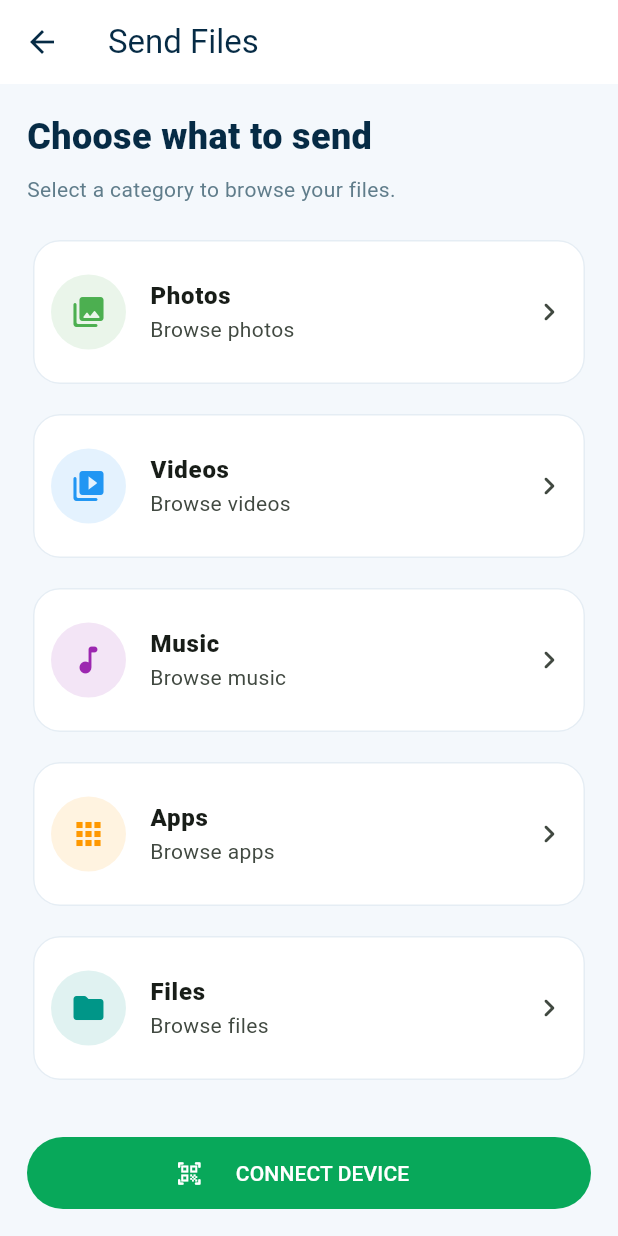
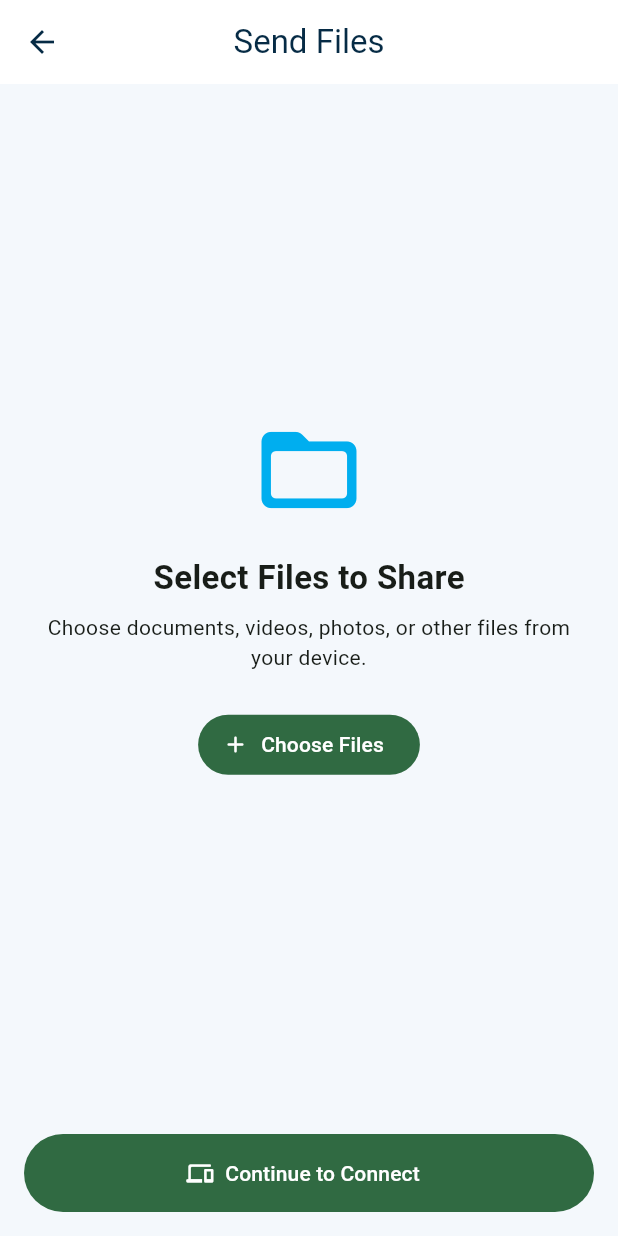
Before and after one commit to powerfannetwork-hub/MAFX-SHARE, a Flutter app: the SendScreen screen opened directly, on a phone screen of 412 x 824 dp. Run offline on Flutter 3.47's test engine with Material 3 defaults, Android fonts, the phone set to English and light mode, and no system bars; our stand-ins replace file_picker, qr_flutter; missing offline and left inert: mobile_scanner.

Commit message:
Refactor SendScreen to support file picking
Refactor SendScreen to use StatefulWidget for file picking functionality. Implement file selection, display, and removal features.

```diff
--- a/lib/screens/send_screen.dart
+++ b/lib/screens/send_screen.dart
@@ -1,126 +1,210 @@
+import 'package:file_picker/file_picker.dart';
 import 'package:flutter/material.dart';
-import '../theme/app_theme.dart';
 import 'connect_screen.dart';
 
-class SendScreen extends StatelessWidget {
-  final String? category;
+class SendScreen extends StatefulWidget {
+  const SendScreen({super.key});
 
-  const SendScreen({
-    super.key,
-    this.category,
-  });
+  @override
+  State<SendScreen> createState() => _SendScreenState();
+}
+
+class _SendScreenState extends State<SendScreen> {
+  List<PlatformFile> _files = [];
+  bool _isPicking = false;
+
+  Future<void> _pickFiles() async {
+    if (_isPicking) return;
+
+    setState(() => _isPicking = true);
+
+    try {
+      final result = await FilePicker.platform.pickFiles(
+        allowMultiple: true,
+        withData: false,
+      );
+
+      if (!mounted) return;
+
+      if (result != null && result.files.isNotEmpty) {
+        setState(() {
+          for (final file in result.files) {
+            final alreadyAdded = _files.any(
+              (item) =>
+                  item.name == file.name &&
+                  item.path == file.path,
+            );
+
+            if (!alreadyAdded) {
+              _files.add(file);
+            }
+          }
+        });
+      }
+    } catch (e) {
+      if (!mounted) return;
+
+      ScaffoldMessenger.of(context).showSnackBar(
+        SnackBar(
+          content: Text('An kasa zaɓar fayil: $e'),
+        ),
+      );
+    } finally {
+      if (mounted) {
+        setState(() => _isPicking = false);
+      }
+    }
+  }
+
+  void _removeFile(int index) {
+    setState(() => _files.removeAt(index));
+  }
+
+  String _formatSize(int bytes) {
+    if (bytes < 1024) return '$bytes B';
+
+    if (bytes < 1024 * 1024) {
+      return '${(bytes / 1024).toStringAsFixed(1)} KB';
+    }
+
+    if (bytes < 1024 * 1024 * 1024) {
+      return '${(bytes / (1024 * 1024)).toStringAsFixed(1)} MB';
+    }
+
+    return '${(bytes / (1024 * 1024 * 1024)).toStringAsFixed(2)} GB';
+  }
+
+  int get _totalSize =>
+      _files.fold<int>(0, (total, file) => total + file.size);
+
+  Future<void> _continueToConnect() async {
+    if (_files.isEmpty) {
+      ScaffoldMessenger.of(context).showSnackBar(
+        const SnackBar(
+          content: Text('Da farko, zaɓi fayilolin da za ka aika.'),
+        ),
+      );
+      return;
+    }
+
+    await Navigator.push(
+      context,
+      MaterialPageRoute(
+        builder: (_) => const ConnectScreen(),
+      ),
+    );
+  }
 
   @override
   Widget build(BuildContext context) {
-    final items = [
-      ('Photos', Icons.photo_library_rounded, Colors.green),
-      ('Videos', Icons.video_library_rounded, Colors.blue),
-      ('Music', Icons.music_note_rounded, Colors.purple),
-      ('Apps', Icons.apps_rounded, Colors.orange),
-      ('Files', Icons.folder_rounded, Colors.teal),
-    ];
-
     return Scaffold(
       appBar: AppBar(
         title: const Text('Send Files'),
+        centerTitle: true,
       ),
-      body: Padding(
-        padding: const EdgeInsets.all(18),
-        child: Column(
-          crossAxisAlignment: CrossAxisAlignment.start,
-          children: [
-            const Text(
-              'Choose what to send',
-              style: TextStyle(
-                fontSize: 24,
-                fontWeight: FontWeight.w900,
-                color: AppTheme.navy,
-              ),
-            ),
-            const SizedBox(height: 8),
-            const Text(
-              'Select a category to browse your files.',
-              style: TextStyle(color: Colors.blueGrey),
-            ),
-            const SizedBox(height: 20),
-            Expanded(
-              child: ListView.separated(
-                itemCount: items.length,
-                separatorBuilder: (_, __) =>
-                    const SizedBox(height: 12),
-                itemBuilder: (context, index) {
-                  final item = items[index];
-
-                  return Card(
-                    elevation: 0,
-                    color: Colors.white,
-                    shape: RoundedRectangleBorder(
-                      borderRadius: BorderRadius.circular(18),
-                      side: const BorderSide(
-                        color: Color(0xFFE5EDF4),
+      body: Column(
+        children: [
+          Expanded(
+            child: _files.isEmpty
+                ? Center(
+                    child: Padding(
+                      padding: const EdgeInsets.all(24),
+                      child: Column(
+                        mainAxisSize: MainAxisSize.min,
+                        children: [
+                          const Icon(
+                            Icons.folder_open_rounded,
+                            size: 76,
+                            color: Color(0xFF00AEEF),
+                          ),
+                          const SizedBox(height: 18),
+                          const Text(
+                            'Select Files to Share',
+                            style: TextStyle(
+                              fontSize: 22,
+                              fontWeight: FontWeight.bold,
+                            ),
+                          ),
+                          const SizedBox(height: 8),
+                          const Text(
+                            'Choose documents, videos, photos, '
+                            'or other files from your device.',
+                            textAlign: TextAlign.center,
+                          ),
+                          const SizedBox(height: 24),
+                          FilledButton.icon(
+                            onPressed: _isPicking ? null : _pickFiles,
+                            icon: const Icon(Icons.add_rounded),
+                            label: Text(
+                              _isPicking ? 'Opening...' : 'Choose Files',
+                            ),
+                          ),
+                        ],
                       ),
                     ),
-                    child: ListTile(
-                      contentPadding: const EdgeInsets.all(12),
-                      leading: CircleAvatar(
-                        radius: 25,
-                        backgroundColor:
-                            item.$3.withValues(alpha: 0.12),
-                        child: Icon(
-                          item.$2,
-                          color: item.$3,
+                  )
+                : ListView(
+                    padding: const EdgeInsets.all(16),
+                    children: [
+                      Text(
+                        '${_files.length} file(s) selected',
+                        style: const TextStyle(
+                          fontSize: 20,
+                          fontWeight: FontWeight.bold,
                         ),
                       ),
-                      title: Text(
-                        item.$1,
-                        style: const TextStyle(
-                          fontWeight: FontWeight.w800,
-                        ),
-                      ),
-                      subtitle: Text(
-                        'Browse ${item.$1.toLowerCase()}',
-                      ),
-                      trailing: const Icon(
-                        Icons.chevron_right_rounded,
-                      ),
-                      onTap: () {
-                        ScaffoldMessenger.of(context).showSnackBar(
-                          SnackBar(
-                            content: Text(
-                              '${item.$1} file selection will be added next.',
+                      const SizedBox(height: 6),
+                      Text('Total size: ${_formatSize(_totalSize)}'),
+                      const SizedBox(height: 16),
+                      ...List.generate(_files.length, (index) {
+                        final file = _files[index];
+
+                        return Card(
+                          child: ListTile(
+                            leading: const CircleAvatar(
+                              child: Icon(Icons.insert_drive_file_rounded),
+                            ),
+                            title: Text(
+                              file.name,
+                              maxLines: 2,
+                              overflow: TextOverflow.ellipsis,
+                            ),
+                            subtitle: Text(_formatSize(file.size)),
+                            trailing: IconButton(
+                              tooltip: 'Remove file',
+                              icon: const Icon(
+                                Icons.close_rounded,
+                                color: Colors.red,
+                              ),
+                              onPressed: () => _removeFile(index),
                             ),
                           ),
                         );
-                      },
-                    ),
-                  );
-                },
-              ),
-            ),
-            SizedBox(
-              width: double.infinity,
-              child: FilledButton.icon(
-                onPressed: () {
-                  Navigator.push(
-                    context,
-                    MaterialPageRoute(
-                      builder: (_) => const ConnectScreen(),
-                    ),
-                  );
-                },
-                icon: const Icon(Icons.qr_code_scanner_rounded),
-                label: const Padding(
-                  padding: EdgeInsets.all(14),
-                  child: Text('CONNECT DEVICE'),
-                ),
-                style: FilledButton.styleFrom(
-                  backgroundColor: AppTheme.green,
-                  foregroundColor: Colors.white,
+                      }),
+                      const SizedBox(height: 12),
+                      OutlinedButton.icon(
+                        onPressed: _isPicking ? null : _pickFiles,
+                        icon: const Icon(Icons.add_rounded),
+                        label: const Text('Add More Files'),
+                      ),
+                    ],
+                  ),
+          ),
+          SafeArea(
+            child: Padding(
+              padding: const EdgeInsets.all(16),
+              child: SizedBox(
+                width: double.infinity,
+                height: 52,
+                child: FilledButton.icon(
+                  onPressed: _continueToConnect,
+                  icon: const Icon(Icons.devices_rounded),
+                  label: const Text('Continue to Connect'),
                 ),
               ),
             ),
-          ],
-        ),
+          ),
+        ],
       ),
     );
   }
```
